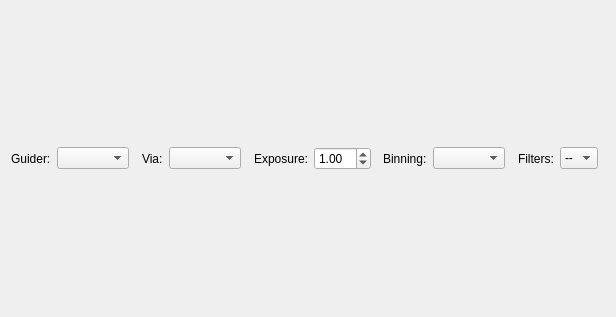
This is kstars/ekos/guide.ui in KDE/kstars as Qt 5 draws it before an edit. The edited form follows.
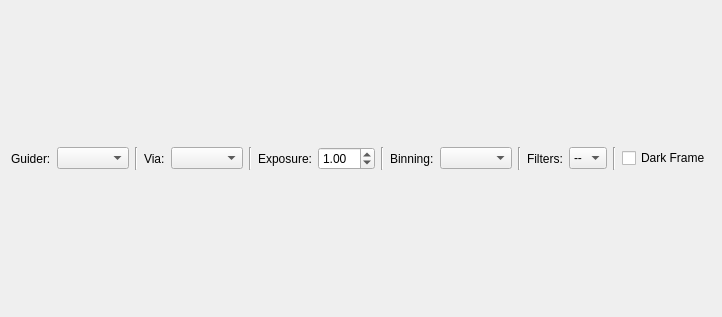
This is the edited form.

Commit message: More progress on dark frame library. Now it works across capture, guide, and focus modules

Patch:
```diff
--- a/kstars/ekos/guide.ui
+++ b/kstars/ekos/guide.ui
@@ -36,6 +36,13 @@
        </property>
       </spacer>
      </item>
+     <item>
+      <widget class="Line" name="line">
+       <property name="orientation">
+        <enum>Qt::Vertical</enum>
+       </property>
+      </widget>
+     </item>
      <item>
       <widget class="QLabel" name="label_2">
        <property name="text">
@@ -59,6 +66,13 @@
        </property>
       </spacer>
      </item>
+     <item>
+      <widget class="Line" name="line_2">
+       <property name="orientation">
+        <enum>Qt::Vertical</enum>
+       </property>
+      </widget>
+     </item>
      <item>
       <widget class="QLabel" name="label_3">
        <property name="text">
@@ -89,6 +103,13 @@
        </property>
       </spacer>
      </item>
+     <item>
+      <widget class="Line" name="line_3">
+       <property name="orientation">
+        <enum>Qt::Vertical</enum>
+       </property>
+      </widget>
+     </item>
      <item>
       <widget class="QLabel" name="label_4">
        <property name="text">
@@ -112,6 +133,13 @@
        </property>
       </spacer>
      </item>
+     <item>
+      <widget class="Line" name="line_4">
+       <property name="orientation">
+        <enum>Qt::Vertical</enum>
+       </property>
+      </widget>
+     </item>
      <item>
       <widget class="QLabel" name="label_8">
        <property name="toolTip">
@@ -131,6 +159,20 @@
        </item>
       </widget>
      </item>
+     <item>
+      <widget class="Line" name="line_5">
+       <property name="orientation">
+        <enum>Qt::Vertical</enum>
+       </property>
+      </widget>
+     </item>
+     <item>
+      <widget class="QCheckBox" name="darkFrameCheck">
+       <property name="text">
+        <string>Dark Frame</string>
+       </property>
+      </widget>
+     </item>
      <item>
       <spacer name="horizontalSpacer_4">
        <property name="orientation">
```
The commit also changes 15 other files.
